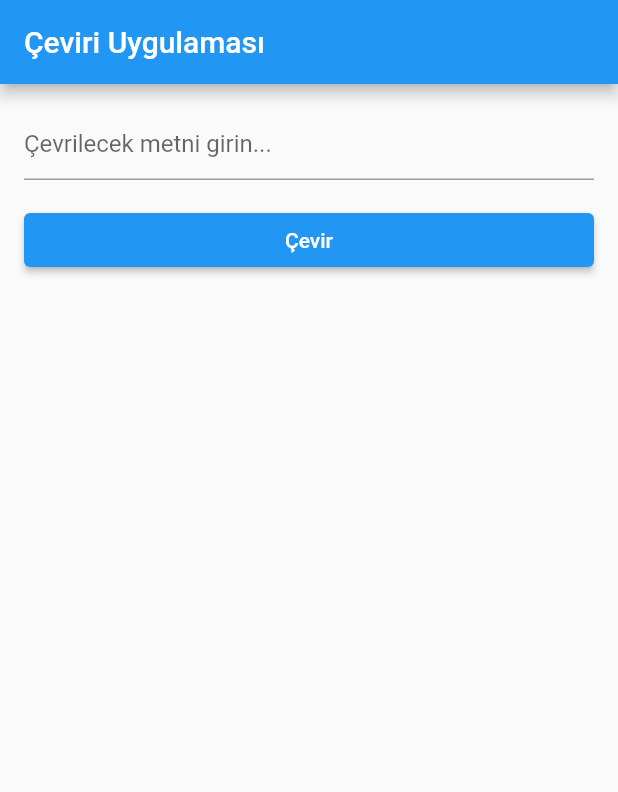
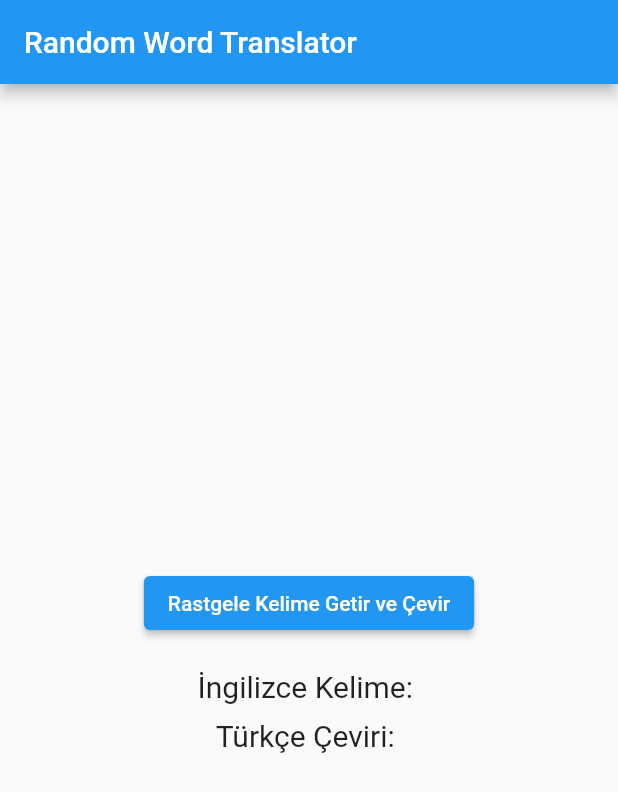
Before and after one commit to SeymaGurbuzZz/ceviri, a Flutter app: the screen it shows after launch, on a phone screen of 412 x 824 dp. Shown: the top 792 px of the screen. Run offline on Flutter 3.47's test engine with Material 2 defaults, Android fonts, the phone set to English and light mode, and no system bars.

Commit message:
first commit

```diff
--- a/lib/main.dart
+++ b/lib/main.dart
@@ -1,8 +1,6 @@
-// ignore_for_file: unused_import
+import 'dart:math';
 
 import 'package:flutter/material.dart';
-import 'package:http/http.dart' as http;
-import 'dart:convert';
 
 void main() {
   runApp(MyApp());
@@ -12,68 +10,76 @@ class MyApp extends StatelessWidget {
   @override
   Widget build(BuildContext context) {
     return MaterialApp(
-      title: 'Çeviri Uygulaması',
+      title: 'Random Word Translator',
       theme: ThemeData(
         primarySwatch: Colors.blue,
+        visualDensity: VisualDensity.adaptivePlatformDensity,
       ),
-      home: TranslateScreen(),
+      home: RandomWordTranslator(),
     );
   }
 }
 
-class TranslateScreen extends StatefulWidget {
+class RandomWordTranslator extends StatefulWidget {
   @override
-  _TranslateScreenState createState() => _TranslateScreenState();
+  _RandomWordTranslatorState createState() => _RandomWordTranslatorState();
 }
 
-class _TranslateScreenState extends State<TranslateScreen> {
-  TextEditingController _textEditingController = TextEditingController();
-  String _translatedText = '';
+class _RandomWordTranslatorState extends State<RandomWordTranslator> {
+  final Random _random = Random();
+  final Map<String, String> _translationDictionary = {
+    'hello': 'merhaba',
+    'world': 'dünya',
+    'ibrahim': 'ibo',
+    'look': 'bak',
+    'do': 'yaptim:)',
+    // Diğer çevirileri buraya ekleyebilirsiniz
+  };
 
-  Future<void> _translate(String text) async {
-    final response = await http.get(Uri.parse(
-        'https://translate.googleapis.com/translate_a/single?client=gtx&sl=en&tl=tr&dt=t&q=$text'));
+  String _randomWord = '';
+  String _translatedWord = '';
 
-    if (response.statusCode == 200) {
-      final decoded = json.decode(response.body);
+  void _translateRandomWord() {
     setState(() {
-        _translatedText = decoded[0][0][0];
+      _randomWord = _getRandomWord();
+      _translatedWord = _translationDictionary[_randomWord.toLowerCase()] ??
+          'Çeviri bulunamadı';
     });
-    } else {
-      throw Exception('Failed to load translation');
   }
+
+  String _getRandomWord() {
+    final List<String> keys = _translationDictionary.keys.toList();
+    return keys[_random.nextInt(keys.length)];
   }
 
   @override
   Widget build(BuildContext context) {
     return Scaffold(
       appBar: AppBar(
-        title: Text('Çeviri Uygulaması'),
+        title: Text('Random Word Translator'),
       ),
-      body: Padding(
-        padding: const EdgeInsets.all(16.0),
+      body: Center(
+        child: Padding(
+          padding: const EdgeInsets.all(20.0),
           child: Column(
-          crossAxisAlignment: CrossAxisAlignment.stretch,
+            mainAxisAlignment: MainAxisAlignment.center,
             children: [
-            TextField(
-              controller: _textEditingController,
-              decoration: InputDecoration(
-                hintText: 'Çevrilecek metni girin...',
+              ElevatedButton(
+                onPressed: _translateRandomWord,
+                child: Text('Rastgele Kelime Getir ve Çevir'),
               ),
+              SizedBox(height: 20),
+              Text(
+                'İngilizce Kelime: $_randomWord',
+                style: TextStyle(fontSize: 20),
               ),
-            SizedBox(height: 16.0),
-            ElevatedButton(
-              onPressed: () {
-                _translate(_textEditingController.text);
-              },
-              child: Text('Çevir'),
-            ),
-            SizedBox(height: 16.0),
+              SizedBox(height: 10),
               Text(
-              _translatedText,
-              style: TextStyle(fontSize: 18.0),
+                'Türkçe Çeviri: $_translatedWord',
+                style: TextStyle(fontSize: 20),
               ),
             ],
+          ),
         ),
       ),
     );
```
Lines whose indentation alone changed are shown as unchanged.
